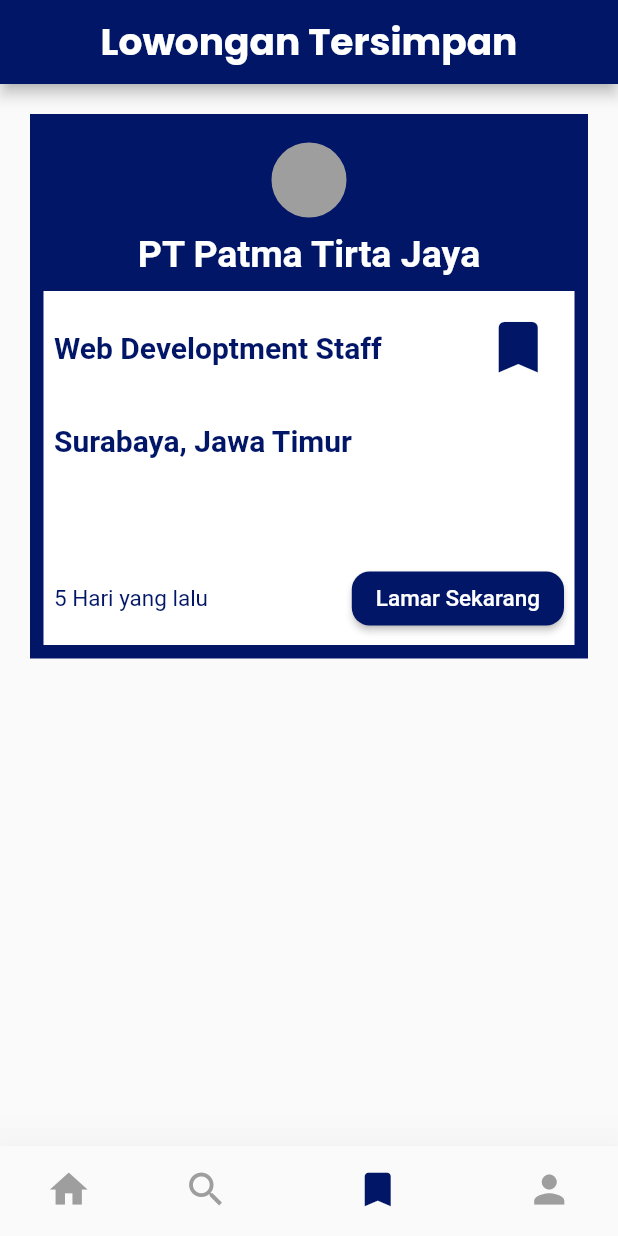
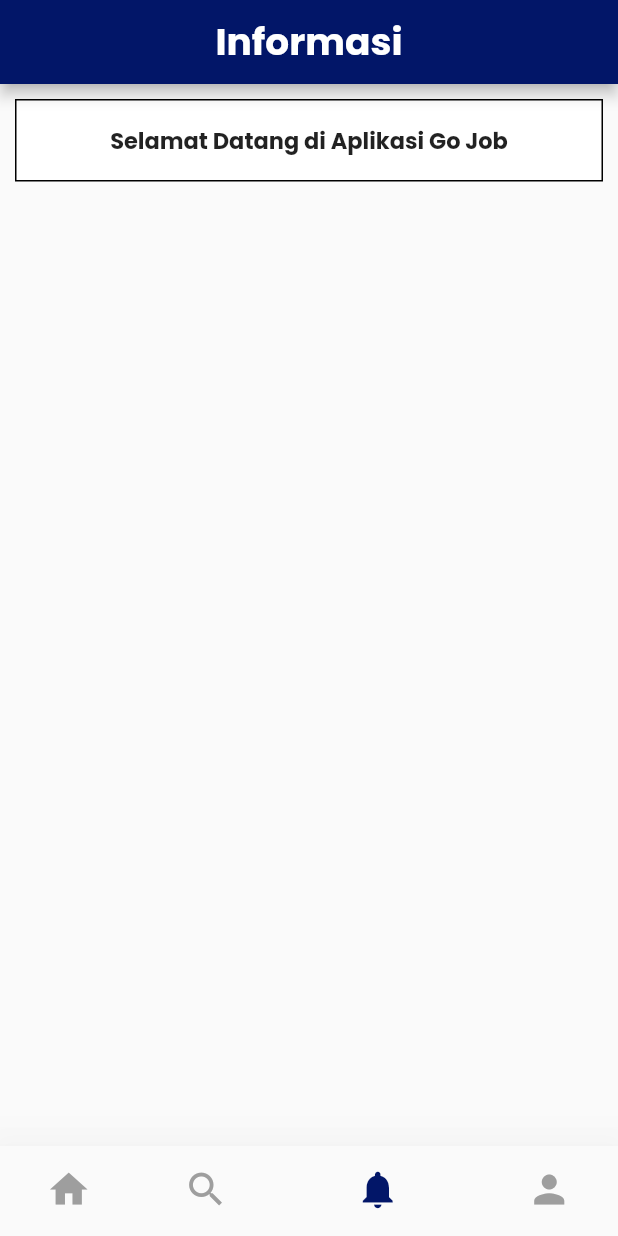
Before and after one commit to ardianhilmip35/mobile_go_job, a Flutter app: the MyBottomBar screen opened directly, item 3 of the bottom bar chosen, on a phone screen of 412 x 824 dp. Run offline on Flutter 3.47's test engine with Material 2 defaults, Android fonts, the light colour scheme and no system bars; our stand-ins replace cool_alert, file_picker, fluttertoast, get, google_fonts, google_sign_in and 1 more; missing offline and left inert: flutter_email_sender; accounts and stored records are empty; network calls fail.

Commit message:
galuh commit

```diff
--- /dev/null
+++ b/lib/Screens/informasi.dart
@@ -0,0 +1,50 @@
+import 'package:flutter/material.dart';
+import 'package:get/get.dart';
+import 'package:google_fonts/google_fonts.dart';
+import 'package:mobile_go_job/shared/shared.dart';
+
+class Informasi extends StatefulWidget {
+  const Informasi({Key? key}) : super(key: key);
+
+  @override
+  State<Informasi> createState() => _InformasiState();
+}
+
+class _InformasiState extends State<Informasi> {
+  @override
+  Widget build(BuildContext context) {
+    return Scaffold(
+      appBar: AppBar(
+        automaticallyImplyLeading: false,
+        title: Text(
+          'informasi'.tr,
+          style: GoogleFonts.poppins(fontWeight: FontWeight.bold, fontSize: 25),
+        ),
+        centerTitle: true,
+        backgroundColor: primarycolor,
+      ),
+      body: SingleChildScrollView(
+          padding: EdgeInsets.all(10),
+          child: Column(
+            children: <Widget>[
+              Container(
+                padding: EdgeInsets.all(15),
+                width: double.infinity,
+                constraints: BoxConstraints(maxHeight: double.infinity),
+                decoration: BoxDecoration(
+                    color: Colors.white,
+                    border: Border.all(color: Colors.black, width: 1)),
+                child: Column(
+                  children: <Widget>[
+                    Text('Selamat Datang di Aplikasi Go Job',
+                        style:
+                            GoogleFonts.poppins(fontSize:15 ,fontWeight: FontWeight.bold)),
+
+                  ],
+                ),
+              )
+            ],
+          )),
+    );
+  }
+}
--- a/lib/Screens/localestring.dart
+++ b/lib/Screens/localestring.dart
@@ -77,6 +77,7 @@
           'gaji' : 'Desired Salary',
           'passwordbeda' : 'Password must be same as above',
           'pernahbekerja' : 'Have worked at',
+          'halo' : 'Hello, ',
 
 
         },
@@ -153,6 +154,7 @@
           'gaji' : 'Gaji yang diinginkan',
           'passwordbeda' : 'Kata Sandi harus cocok',
           'pernahbekerja': 'Pernah bekerja di',
+          'halo' : 'Halo, ',
         }
       };
 }
--- a/lib/main.dart
+++ b/lib/main.dart
@@ -2,6 +2,7 @@
 import 'package:get/get_navigation/src/root/get_material_app.dart';
 import 'package:mobile_go_job/Screens/dashboard.dart';
 import 'package:mobile_go_job/Screens/edit_profil.dart';
+import 'package:mobile_go_job/Screens/informasi.dart';
 import 'package:mobile_go_job/Screens/lamar_sekarang.dart';
 import 'package:mobile_go_job/Screens/localestring.dart';
 import 'package:mobile_go_job/Screens/login.dart';
@@ -43,7 +44,7 @@
   final List<Widget> _children = [
     Dashboard(),
     LowonganPekerjaan(),
-    SimpanLowongan(),
+    Informasi(),
     Profil(),
   ];
   void onTappedBar(int index) {
@@ -79,9 +80,9 @@
           ),
           BottomNavigationBarItem(
             icon: Icon(
-              Icons.bookmark,
+              Icons.notifications,
             ),
-            label: 'Tersimpan',
+            label: 'Informasi',
           ),
           BottomNavigationBarItem(
             icon: Icon(
--- a/pubspec.yaml
+++ b/pubspec.yaml
@@ -47,6 +47,7 @@
   plugin_platform_interface: ^2.1.2
   cool_alert: ^1.1.0
   file_picker: ^4.6.1
+
 
 dev_dependencies:
   flutter_test:
```
Also changed, not shown: lib/Screens/dashboard.dart (+31 -2 lines), lib/Screens/edit_profil.dart (+9 -9 lines), lib/Screens/pendidikan.dart (+7 -7 lines), lib/Screens/pengalaman.dart (+9 -9 lines).
